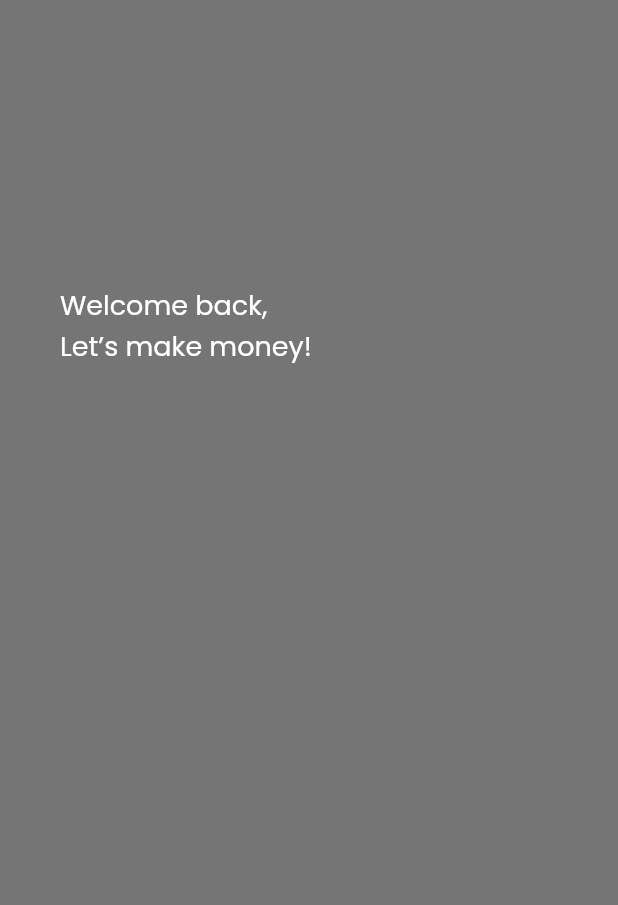
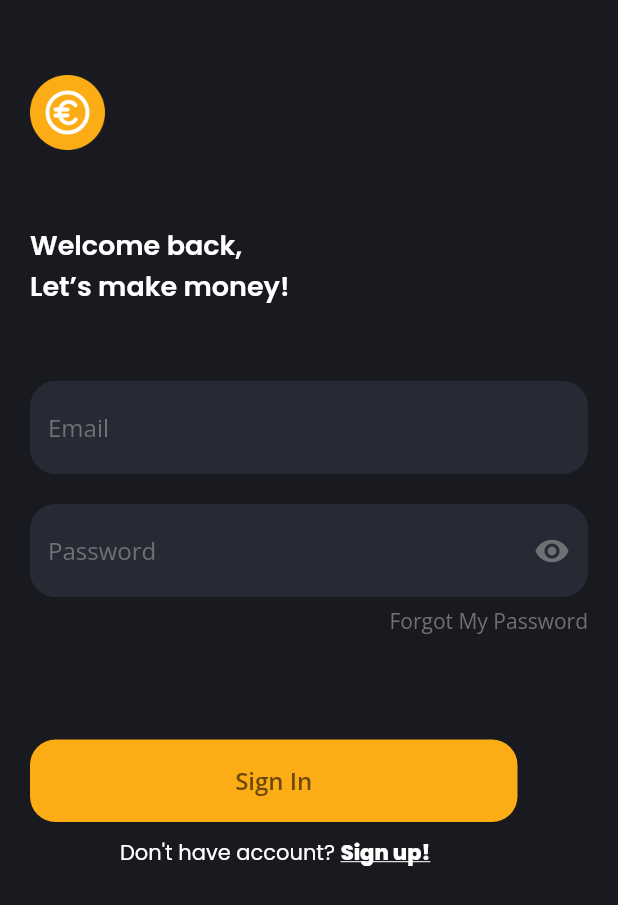
Before and after one commit to farisqadr/sevendays, a Flutter app: the LoginPage screen opened directly, on a phone screen of 412 x 824 dp. Shown: the top 905 px of the screen. Run offline on Flutter 3.47's test engine with Material 2 defaults, Android fonts, the phone set to English and light mode, and no system bars; our stand-ins replace google_fonts.

Commit message:
Login Page Day 3

```diff
--- a/lib/main.dart
+++ b/lib/main.dart
@@ -1,11 +1,11 @@
 import 'package:flutter/material.dart';
-import 'package:sevendays/pages/challenge2.dart';
+import 'package:sevendays/pages/login_page.dart';
 
 void main() => runApp(SevenDays());
 
 class SevenDays extends StatelessWidget {
   @override
   Widget build(BuildContext context) {
-    return MaterialApp(debugShowCheckedModeBanner: false, home: ChallengeTwo());
+    return MaterialApp(debugShowCheckedModeBanner: false, home: LoginPage());
   }
 }
--- a/lib/pages/login_page.dart
+++ b/lib/pages/login_page.dart
@@ -5,18 +5,103 @@ class LoginPage extends StatelessWidget {
   @override
   Widget build(BuildContext context) {
     return Scaffold(
-      backgroundColor: Colors.black54,
-      body: Stack(
-        children: [
+      backgroundColor: Color(0xff181A20),
+      body: Padding(
+        padding: const EdgeInsets.only(top: 50, left: 20, right: 20),
+        child: Column(crossAxisAlignment: CrossAxisAlignment.start, children: [
+          Image.asset(
+            'assets/icon_euro.png',
+            width: 50,
+          ),
+          const SizedBox(
+            height: 50,
+          ),
+          Text('Welcome back, \nLet’s make money!',
+              style: GoogleFonts.poppins(
+                  fontSize: 18,
+                  fontWeight: FontWeight.w600,
+                  color: Colors.white)),
+          const SizedBox(
+            height: 50,
+          ),
+          TextFormField(
+            style: GoogleFonts.openSans(color: Colors.white),
+            decoration: InputDecoration(
+                fillColor: Color(0xff262A34),
+                filled: true,
+                border: OutlineInputBorder(
+                    borderRadius: BorderRadius.circular(17),
+                    borderSide: BorderSide.none),
+                hintText: 'Email',
+                hintStyle: GoogleFonts.openSans(color: Color(0xff6F7075))),
+          ),
+          const SizedBox(
+            height: 20,
+          ),
+          TextFormField(
+            style: GoogleFonts.openSans(color: Colors.white),
+            obscureText: true,
+            decoration: InputDecoration(
+                fillColor: Color(0xff262A34),
+                filled: true,
+                border: OutlineInputBorder(
+                    borderRadius: BorderRadius.circular(17),
+                    borderSide: BorderSide.none),
+                hintText: 'Password',
+                hintStyle: GoogleFonts.openSans(color: const Color(0xff6F7075)),
+                suffixIcon: const Icon(
+                  Icons.visibility,
+                  color: Color(0xff6F7075),
+                )),
+          ),
+          const SizedBox(
+            height: 6,
+          ),
           Container(
-              child: Padding(
-            padding: const EdgeInsets.only(top: 190, left: 40),
+            alignment: const Alignment(1, 0.5),
             child: Text(
-              'Welcome back, \nLet’s make money!',
-              style: GoogleFonts.poppins(fontSize: 18, color: Colors.white),
+              'Forgot My Password',
+              style: GoogleFonts.openSans(color: const Color(0xff6F7075)),
             ),
-          ))
-        ],
+          ),
+          const SizedBox(
+            height: 70,
+          ),
+          Container(
+            height: 55,
+            width: 325,
+            child: TextButton(
+              style: TextButton.styleFrom(
+                  backgroundColor: Color(0xffFCAC15),
+                  shape: RoundedRectangleBorder(
+                      borderRadius: BorderRadius.circular(17))),
+              onPressed: () {},
+              child: Text('Sign In',
+                  style: GoogleFonts.openSans(
+                      color: Color(0xff6B4909),
+                      fontSize: 16,
+                      fontWeight: FontWeight.w600)),
+            ),
+          ),
+          Padding(
+            padding: const EdgeInsets.only(top: 10, left: 60),
+            child: Row(
+              children: [
+                Text(
+                  'Don\'t have account? ',
+                  style: GoogleFonts.poppins(
+                      color: Color(0xffFFFFFF), fontWeight: FontWeight.w400),
+                ),
+                Text('Sign up!',
+                    style: GoogleFonts.poppins(
+                      color: Color(0xffFFFFFF),
+                      fontWeight: FontWeight.w800,
+                      decoration: TextDecoration.underline,
+                    )),
+              ],
+            ),
+          )
+        ]),
       ),
     );
   }
```
Also changed, not shown: assets/paper_pic.png (added).
